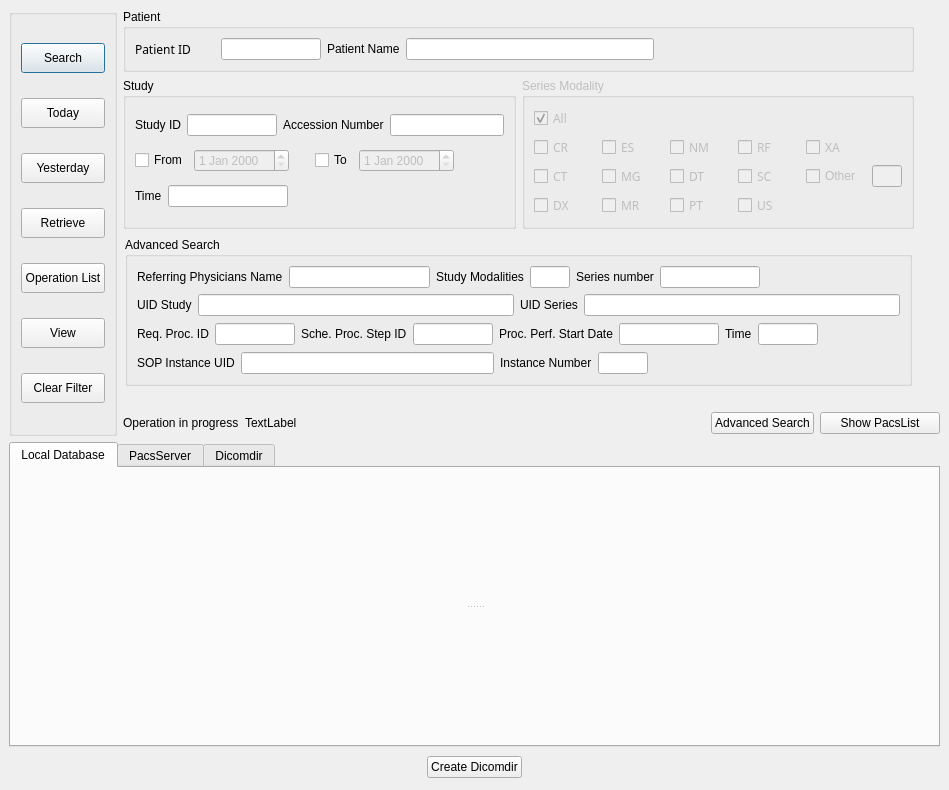
Old version of the form starviewer/src/inputoutput/queryscreenbase.ui in the repository starviewer-medical/starviewer.
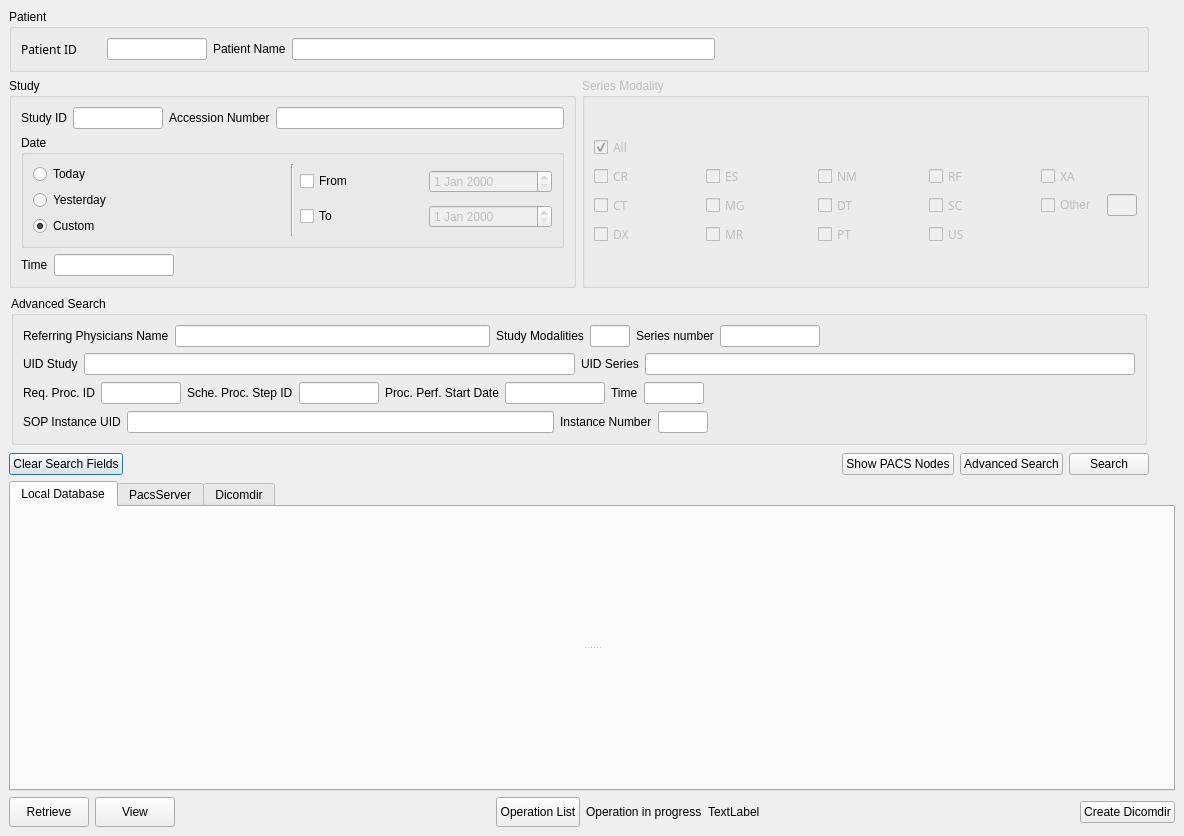
New version of the form. Custom widgets are drawn as their Qt base class.

```diff
--- a/starviewer/src/inputoutput/queryscreenbase.ui
+++ b/starviewer/src/inputoutput/queryscreenbase.ui
@@ -5,211 +5,16 @@
    <rect>
     <x>0</x>
     <y>0</y>
-    <width>949</width>
-    <height>790</height>
+    <width>1184</width>
+    <height>836</height>
    </rect>
   </property>
   <property name="windowTitle" >
    <string>Query Study</string>
   </property>
-  <layout class="QGridLayout" >
-   <property name="margin" >
-    <number>9</number>
-   </property>
-   <property name="spacing" >
-    <number>6</number>
-   </property>
-   <item row="0" column="0" >
-    <layout class="QHBoxLayout" >
-     <property name="margin" >
-      <number>0</number>
-     </property>
-     <property name="spacing" >
-      <number>6</number>
-     </property>
-     <item>
-      <widget class="QGroupBox" name="groupBox_7" >
-       <property name="sizePolicy" >
-        <sizepolicy>
-         <hsizetype>5</hsizetype>
-         <vsizetype>5</vsizetype>
-         <horstretch>0</horstretch>
-         <verstretch>0</verstretch>
-        </sizepolicy>
-       </property>
-       <property name="maximumSize" >
-        <size>
-         <width>16777215</width>
-         <height>16777215</height>
-        </size>
-       </property>
-       <property name="title" >
-        <string/>
-       </property>
-       <layout class="QGridLayout" >
-        <property name="margin" >
-         <number>9</number>
-        </property>
-        <property name="spacing" >
-         <number>6</number>
-        </property>
-        <item row="0" column="0" >
-         <widget class="QPushButton" name="m_searchButton" >
-          <property name="sizePolicy" >
-           <sizepolicy>
-            <hsizetype>1</hsizetype>
-            <vsizetype>3</vsizetype>
-            <horstretch>0</horstretch>
-            <verstretch>0</verstretch>
-           </sizepolicy>
-          </property>
-          <property name="maximumSize" >
-           <size>
-            <width>16777215</width>
-            <height>30</height>
-           </size>
-          </property>
-          <property name="toolTip" >
-           <string>search</string>
-          </property>
-          <property name="text" >
-           <string>Search</string>
-          </property>
-         </widget>
-        </item>
-        <item row="1" column="0" >
-         <widget class="QPushButton" name="m_todayButton" >
-          <property name="sizePolicy" >
-           <sizepolicy>
-            <hsizetype>1</hsizetype>
-            <vsizetype>3</vsizetype>
-            <horstretch>0</horstretch>
-            <verstretch>0</verstretch>
-           </sizepolicy>
-          </property>
-          <property name="maximumSize" >
-           <size>
-            <width>16777215</width>
-            <height>30</height>
-           </size>
-          </property>
-          <property name="text" >
-           <string>Today</string>
-          </property>
-         </widget>
-        </item>
-        <item row="2" column="0" >
-         <widget class="QPushButton" name="m_yesterdayButton" >
-          <property name="sizePolicy" >
-           <sizepolicy>
-            <hsizetype>1</hsizetype>
-            <vsizetype>3</vsizetype>
-            <horstretch>0</horstretch>
-            <verstretch>0</verstretch>
-           </sizepolicy>
-          </property>
-          <property name="maximumSize" >
-           <size>
-            <width>16777215</width>
-            <height>30</height>
-           </size>
-          </property>
-          <property name="text" >
-           <string>Yesterday</string>
-          </property>
-         </widget>
-        </item>
-        <item row="3" column="0" >
-         <widget class="QPushButton" name="m_retrieveButton" >
-          <property name="sizePolicy" >
-           <sizepolicy>
-            <hsizetype>1</hsizetype>
-            <vsizetype>3</vsizetype>
-            <horstretch>0</horstretch>
-            <verstretch>0</verstretch>
-           </sizepolicy>
-          </property>
-          <property name="maximumSize" >
-           <size>
-            <width>16777215</width>
-            <height>30</height>
-           </size>
-          </property>
-          <property name="text" >
-           <string>Retrieve</string>
-          </property>
-         </widget>
-        </item>
-        <item row="4" column="0" >
-         <widget class="QPushButton" name="m_retrieveListButton" >
-          <property name="sizePolicy" >
-           <sizepolicy>
-            <hsizetype>1</hsizetype>
-            <vsizetype>3</vsizetype>
-            <horstretch>0</horstretch>
-            <verstretch>0</verstretch>
-           </sizepolicy>
-          </property>
-          <property name="maximumSize" >
-           <size>
-            <width>16777215</width>
-            <height>30</height>
-           </size>
-          </property>
-          <property name="text" >
-           <string>Operation List</string>
-          </property>
-         </widget>
-        </item>
-        <item row="5" column="0" >
-         <widget class="QPushButton" name="m_viewButton" >
-          <property name="sizePolicy" >
-           <sizepolicy>
-            <hsizetype>1</hsizetype>
-            <vsizetype>3</vsizetype>
-            <horstretch>0</horstretch>
-            <verstretch>0</verstretch>
-           </sizepolicy>
-          </property>
-          <property name="maximumSize" >
-           <size>
-            <width>16777215</width>
-            <height>30</height>
-           </size>
-          </property>
-          <property name="text" >
-           <string>View</string>
-          </property>
-         </widget>
-        </item>
-        <item row="6" column="0" >
-         <widget class="QPushButton" name="m_clearButton" >
-          <property name="sizePolicy" >
-           <sizepolicy>
-            <hsizetype>1</hsizetype>
-            <vsizetype>3</vsizetype>
-            <horstretch>0</horstretch>
-            <verstretch>0</verstretch>
-           </sizepolicy>
-          </property>
-          <property name="maximumSize" >
-           <size>
-            <width>16777215</width>
-            <height>30</height>
-           </size>
-          </property>
-          <property name="text" >
-           <string>Clear Filter</string>
-          </property>
-         </widget>
-        </item>
-       </layout>
-      </widget>
-     </item>
-     <item>
       <layout class="QVBoxLayout" >
        <property name="margin" >
-        <number>0</number>
+    <number>9</number>
        </property>
        <property name="spacing" >
         <number>6</number>
@@ -235,7 +40,7 @@
              <property name="sizePolicy" >
               <sizepolicy>
                <hsizetype>7</hsizetype>
-               <vsizetype>7</vsizetype>
+           <vsizetype>1</vsizetype>
                <horstretch>0</horstretch>
                <verstretch>0</verstretch>
               </sizepolicy>
@@ -249,14 +54,14 @@
              <property name="title" >
               <string>Patient</string>
              </property>
-             <layout class="QGridLayout" >
+         <layout class="QVBoxLayout" >
               <property name="margin" >
                <number>9</number>
               </property>
               <property name="spacing" >
                <number>6</number>
               </property>
-              <item row="0" column="0" >
+          <item>
                <layout class="QHBoxLayout" >
                 <property name="margin" >
                  <number>0</number>
@@ -346,19 +151,19 @@
             </widget>
            </item>
            <item>
-            <layout class="QGridLayout" >
+        <layout class="QHBoxLayout" >
              <property name="margin" >
               <number>0</number>
              </property>
              <property name="spacing" >
               <number>6</number>
              </property>
-             <item row="0" column="0" >
+         <item>
               <widget class="QGroupBox" name="groupBox_6" >
                <property name="sizePolicy" >
                 <sizepolicy>
                  <hsizetype>7</hsizetype>
-                 <vsizetype>7</vsizetype>
+             <vsizetype>1</vsizetype>
                  <horstretch>0</horstretch>
                  <verstretch>0</verstretch>
                 </sizepolicy>
@@ -372,14 +177,14 @@
                <property name="title" >
                 <string>Study</string>
                </property>
-               <layout class="QGridLayout" >
+           <layout class="QVBoxLayout" >
                 <property name="margin" >
                  <number>9</number>
                 </property>
                 <property name="spacing" >
                  <number>6</number>
                 </property>
-                <item row="0" column="0" >
+            <item>
                  <layout class="QHBoxLayout" >
                   <property name="margin" >
                    <number>0</number>
@@ -429,47 +234,76 @@
                   </item>
                  </layout>
                 </item>
-                <item row="2" column="0" >
+            <item>
+             <widget class="QGroupBox" name="groupBox_2" >
+              <property name="sizePolicy" >
+               <sizepolicy>
+                <hsizetype>5</hsizetype>
+                <vsizetype>1</vsizetype>
+                <horstretch>0</horstretch>
+                <verstretch>0</verstretch>
+               </sizepolicy>
+              </property>
+              <property name="title" >
+               <string>Date</string>
+              </property>
                  <layout class="QHBoxLayout" >
                   <property name="margin" >
+                <number>9</number>
+               </property>
+               <property name="spacing" >
+                <number>6</number>
+               </property>
+               <item>
+                <layout class="QVBoxLayout" >
+                 <property name="margin" >
                    <number>0</number>
                   </property>
                   <property name="spacing" >
                    <number>6</number>
                   </property>
                   <item>
-                   <widget class="QLabel" name="label_13" >
+                  <widget class="QRadioButton" name="m_todayRadioButton" >
                     <property name="text" >
-                     <string>Time</string>
+                    <string>Today</string>
                     </property>
                    </widget>
                   </item>
                   <item>
-                   <widget class="QLineEdit" name="m_textStudyTime" >
-                    <property name="maximumSize" >
-                     <size>
-                      <width>120</width>
-                      <height>16777215</height>
-                     </size>
+                  <widget class="QRadioButton" name="m_yesterdayRadioButton" >
+                   <property name="text" >
+                    <string>Yesterday</string>
                     </property>
                    </widget>
                   </item>
                   <item>
-                   <spacer>
-                    <property name="orientation" >
-                     <enum>Qt::Horizontal</enum>
-                    </property>
-                    <property name="sizeHint" >
-                     <size>
-                      <width>40</width>
-                      <height>20</height>
-                     </size>
-                    </property>
-                   </spacer>
+                  <widget class="QRadioButton" name="m_customDateRadioButton" >
+                   <property name="text" >
+                    <string>Custom</string>
+                   </property>
+                   <property name="checked" >
+                    <bool>true</bool>
+                   </property>
+                  </widget>
                   </item>
                  </layout>
                 </item>
-                <item row="1" column="0" >
+               <item>
+                <widget class="Line" name="line" >
+                 <property name="orientation" >
+                  <enum>Qt::Vertical</enum>
+                 </property>
+                </widget>
+               </item>
+               <item>
+                <layout class="QVBoxLayout" >
+                 <property name="margin" >
+                  <number>0</number>
+                 </property>
+                 <property name="spacing" >
+                  <number>6</number>
+                 </property>
+                 <item>
                  <layout class="QHBoxLayout" >
                   <property name="margin" >
                    <number>0</number>
@@ -478,14 +312,14 @@
                    <number>6</number>
                   </property>
                   <item>
-                   <widget class="QCheckBox" name="m_checkFrom" >
+                    <widget class="QCheckBox" name="m_fromDateCheck" >
                     <property name="text" >
                      <string>From</string>
                     </property>
                    </widget>
                   </item>
                   <item>
-                   <widget class="QDateEdit" name="m_dateStudyDateFrom" >
+                    <widget class="QDateEdit" name="m_fromStudyDate" >
                     <property name="enabled" >
                      <bool>false</bool>
                     </property>
@@ -503,24 +337,18 @@
                     </property>
                    </widget>
                   </item>
-                  <item>
-                   <spacer>
-                    <property name="orientation" >
-                     <enum>Qt::Horizontal</enum>
-                    </property>
-                    <property name="sizeType" >
-                     <enum>QSizePolicy::Fixed</enum>
-                    </property>
-                    <property name="sizeHint" >
-                     <size>
-                      <width>20</width>
-                      <height>20</height>
-                     </size>
-                    </property>
-                   </spacer>
+                  </layout>
                   </item>
                   <item>
-                   <widget class="QCheckBox" name="m_checkTo" >
+                  <layout class="QHBoxLayout" >
+                   <property name="margin" >
+                    <number>0</number>
+                   </property>
+                   <property name="spacing" >
+                    <number>6</number>
+                   </property>
+                   <item>
+                    <widget class="QCheckBox" name="m_toDateCheck" >
                     <property name="text" >
                      <string>To</string>
                     </property>
@@ -539,6 +367,38 @@
                     </property>
                    </widget>
                   </item>
+                  </layout>
+                 </item>
+                </layout>
+               </item>
+              </layout>
+             </widget>
+            </item>
+            <item>
+             <layout class="QHBoxLayout" >
+              <property name="margin" >
+               <number>0</number>
+              </property>
+              <property name="spacing" >
+               <number>6</number>
+              </property>
+              <item>
+               <widget class="QLabel" name="label_13" >
+                <property name="text" >
+                 <string>Time</string>
+                </property>
+               </widget>
+              </item>
+              <item>
+               <widget class="QLineEdit" name="m_textStudyTime" >
+                <property name="maximumSize" >
+                 <size>
+                  <width>120</width>
+                  <height>16777215</height>
+                 </size>
+                </property>
+               </widget>
+              </item>
                   <item>
                    <spacer>
                     <property name="orientation" >
@@ -557,7 +417,7 @@
                </layout>
               </widget>
              </item>
-             <item row="0" column="1" >
+         <item>
               <widget class="QGroupBox" name="m_buttonGroupModality" >
                <property name="enabled" >
                 <bool>false</bool>
@@ -565,7 +425,7 @@
                <property name="sizePolicy" >
                 <sizepolicy>
                  <hsizetype>7</hsizetype>
-                 <vsizetype>7</vsizetype>
+             <vsizetype>1</vsizetype>
                  <horstretch>0</horstretch>
                  <verstretch>0</verstretch>
                 </sizepolicy>
@@ -1014,7 +874,7 @@
                 <property name="sizePolicy" >
                  <sizepolicy>
                   <hsizetype>7</hsizetype>
-                  <vsizetype>7</vsizetype>
+              <vsizetype>1</vsizetype>
                   <horstretch>0</horstretch>
                   <verstretch>0</verstretch>
                  </sizepolicy>
@@ -1282,36 +1142,6 @@
              </layout>
             </widget>
            </item>
-          </layout>
-         </item>
-         <item>
-          <widget class="udg::QPacsList" native="1" name="qPacsList" >
-           <property name="minimumSize" >
-            <size>
-             <width>20</width>
-             <height>0</height>
-            </size>
-           </property>
-          </widget>
-         </item>
-        </layout>
-       </item>
-       <item>
-        <spacer>
-         <property name="orientation" >
-          <enum>Qt::Vertical</enum>
-         </property>
-         <property name="sizeType" >
-          <enum>QSizePolicy::Expanding</enum>
-         </property>
-         <property name="sizeHint" >
-          <size>
-           <width>797</width>
-           <height>16</height>
-          </size>
-         </property>
-        </spacer>
-       </item>
        <item>
         <layout class="QHBoxLayout" >
          <property name="margin" >
@@ -1321,16 +1151,23 @@
           <number>6</number>
          </property>
          <item>
-          <widget class="QLabel" name="m_labelOperation" >
-           <property name="text" >
-            <string>Operation in progress</string>
+          <widget class="QPushButton" name="m_clearButton" >
+           <property name="sizePolicy" >
+            <sizepolicy>
+             <hsizetype>1</hsizetype>
+             <vsizetype>3</vsizetype>
+             <horstretch>0</horstretch>
+             <verstretch>0</verstretch>
+            </sizepolicy>
            </property>
-          </widget>
-         </item>
-         <item>
-          <widget class="QLabel" name="m_operationAnimation" >
+           <property name="maximumSize" >
+            <size>
+             <width>16777215</width>
+             <height>30</height>
+            </size>
+           </property>
            <property name="text" >
-            <string>TextLabel</string>
+            <string>Clear Search Fields</string>
            </property>
           </widget>
          </item>
@@ -1339,17 +1176,21 @@
            <property name="orientation" >
             <enum>Qt::Horizontal</enum>
            </property>
-           <property name="sizeType" >
-            <enum>QSizePolicy::Expanding</enum>
-           </property>
            <property name="sizeHint" >
             <size>
-             <width>421</width>
-             <height>26</height>
+             <width>301</width>
+             <height>20</height>
             </size>
            </property>
           </spacer>
          </item>
+         <item>
+          <widget class="QPushButton" name="m_showPacsListButton" >
+           <property name="text" >
+            <string>Show PACS Nodes</string>
+           </property>
+          </widget>
+         </item>
          <item>
           <widget class="QPushButton" name="m_advancedSearchButton" >
            <property name="text" >
@@ -1361,32 +1202,23 @@
           </widget>
          </item>
          <item>
-          <widget class="QPushButton" name="m_showPacsListButton" >
-           <property name="enabled" >
-            <bool>true</bool>
-           </property>
+          <widget class="QPushButton" name="m_searchButton" >
            <property name="sizePolicy" >
             <sizepolicy>
              <hsizetype>1</hsizetype>
-             <vsizetype>0</vsizetype>
+             <vsizetype>3</vsizetype>
              <horstretch>0</horstretch>
              <verstretch>0</verstretch>
             </sizepolicy>
            </property>
-           <property name="minimumSize" >
-            <size>
-             <width>120</width>
-             <height>0</height>
-            </size>
-           </property>
            <property name="maximumSize" >
             <size>
              <width>16777215</width>
-             <height>16777215</height>
+             <height>30</height>
             </size>
            </property>
            <property name="text" >
-            <string>Show PacsList</string>
+            <string>Search</string>
            </property>
           </widget>
          </item>
@@ -1394,66 +1226,19 @@
        </item>
       </layout>
      </item>
-    </layout>
-   </item>
-   <item row="1" column="0" >
-    <layout class="QGridLayout" >
-     <property name="margin" >
-      <number>0</number>
-     </property>
-     <property name="spacing" >
-      <number>6</number>
-     </property>
-     <item row="1" column="0" >
-      <layout class="QHBoxLayout" >
-       <property name="margin" >
-        <number>0</number>
-       </property>
-       <property name="spacing" >
-        <number>6</number>
-       </property>
        <item>
-        <spacer>
-         <property name="orientation" >
-          <enum>Qt::Horizontal</enum>
-         </property>
-         <property name="sizeType" >
-          <enum>QSizePolicy::Expanding</enum>
-         </property>
-         <property name="sizeHint" >
+      <widget class="udg::QPacsList" native="1" name="m_PACSNodes" >
+       <property name="minimumSize" >
           <size>
-           <width>251</width>
-           <height>28</height>
-          </size>
-         </property>
-        </spacer>
-       </item>
-       <item>
-        <widget class="QPushButton" name="m_createDicomdirButton" >
-         <property name="text" >
-          <string>Create Dicomdir</string>
-         </property>
-        </widget>
-       </item>
-       <item>
-        <spacer>
-         <property name="orientation" >
-          <enum>Qt::Horizontal</enum>
-         </property>
-         <property name="sizeType" >
-          <enum>QSizePolicy::Expanding</enum>
-         </property>
-         <property name="sizeHint" >
-          <size>
-           <width>211</width>
-           <height>28</height>
-          </size>
-         </property>
-        </spacer>
-       </item>
-      </layout>
-     </item>
-     <item row="0" column="0" >
+         <width>20</width>
+         <height>0</height>
+        </size>
+       </property>
+      </widget>
+     </item>
+    </layout>
+   </item>
+   <item>
       <widget class="QTabWidget" name="m_tab" >
        <property name="enabled" >
         <bool>true</bool>
@@ -1559,6 +1344,134 @@
        </widget>
       </widget>
      </item>
+   <item>
+    <layout class="QHBoxLayout" >
+     <property name="margin" >
+      <number>0</number>
+     </property>
+     <property name="spacing" >
+      <number>6</number>
+     </property>
+     <item>
+      <widget class="QPushButton" name="m_retrieveButton" >
+       <property name="sizePolicy" >
+        <sizepolicy>
+         <hsizetype>1</hsizetype>
+         <vsizetype>3</vsizetype>
+         <horstretch>0</horstretch>
+         <verstretch>0</verstretch>
+        </sizepolicy>
+       </property>
+       <property name="maximumSize" >
+        <size>
+         <width>16777215</width>
+         <height>30</height>
+        </size>
+       </property>
+       <property name="text" >
+        <string>Retrieve</string>
+       </property>
+      </widget>
+     </item>
+     <item>
+      <widget class="QPushButton" name="m_viewButton" >
+       <property name="sizePolicy" >
+        <sizepolicy>
+         <hsizetype>1</hsizetype>
+         <vsizetype>3</vsizetype>
+         <horstretch>0</horstretch>
+         <verstretch>0</verstretch>
+        </sizepolicy>
+       </property>
+       <property name="maximumSize" >
+        <size>
+         <width>16777215</width>
+         <height>30</height>
+        </size>
+       </property>
+       <property name="text" >
+        <string>View</string>
+       </property>
+      </widget>
+     </item>
+     <item>
+      <spacer>
+       <property name="orientation" >
+        <enum>Qt::Horizontal</enum>
+       </property>
+       <property name="sizeHint" >
+        <size>
+         <width>40</width>
+         <height>20</height>
+        </size>
+       </property>
+      </spacer>
+     </item>
+     <item>
+      <widget class="QPushButton" name="m_retrieveListButton" >
+       <property name="sizePolicy" >
+        <sizepolicy>
+         <hsizetype>1</hsizetype>
+         <vsizetype>3</vsizetype>
+         <horstretch>0</horstretch>
+         <verstretch>0</verstretch>
+        </sizepolicy>
+       </property>
+       <property name="maximumSize" >
+        <size>
+         <width>16777215</width>
+         <height>30</height>
+        </size>
+       </property>
+       <property name="text" >
+        <string>Operation List</string>
+       </property>
+      </widget>
+     </item>
+     <item>
+      <layout class="QHBoxLayout" >
+       <property name="margin" >
+        <number>0</number>
+       </property>
+       <property name="spacing" >
+        <number>6</number>
+       </property>
+       <item>
+        <widget class="QLabel" name="m_labelOperation" >
+         <property name="text" >
+          <string>Operation in progress</string>
+         </property>
+        </widget>
+       </item>
+       <item>
+        <widget class="QLabel" name="m_operationAnimation" >
+         <property name="text" >
+          <string>TextLabel</string>
+         </property>
+        </widget>
+       </item>
+      </layout>
+     </item>
+     <item>
+      <spacer>
+       <property name="orientation" >
+        <enum>Qt::Horizontal</enum>
+       </property>
+       <property name="sizeHint" >
+        <size>
+         <width>40</width>
+         <height>20</height>
+        </size>
+       </property>
+      </spacer>
+     </item>
+     <item>
+      <widget class="QPushButton" name="m_createDicomdirButton" >
+       <property name="text" >
+        <string>Create Dicomdir</string>
+       </property>
+      </widget>
+     </item>
     </layout>
    </item>
   </layout>
```
Left out of the diff: 8 changed lines with no effect on the pictures. Lines whose indentation alone changed are shown as unchanged.
